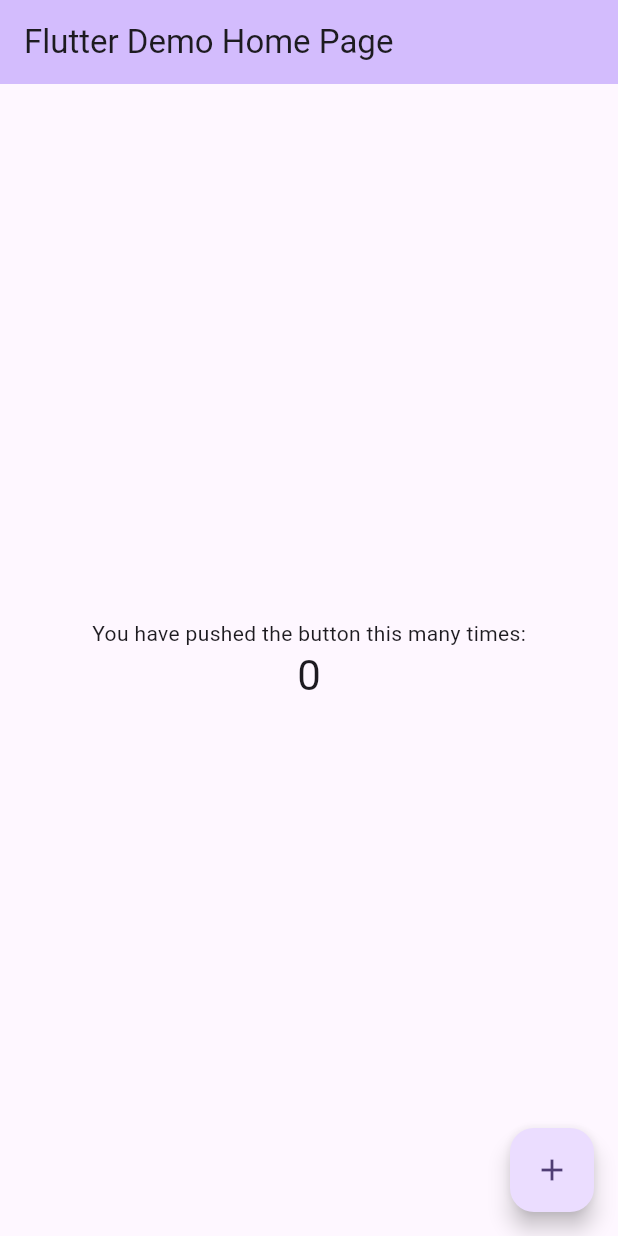
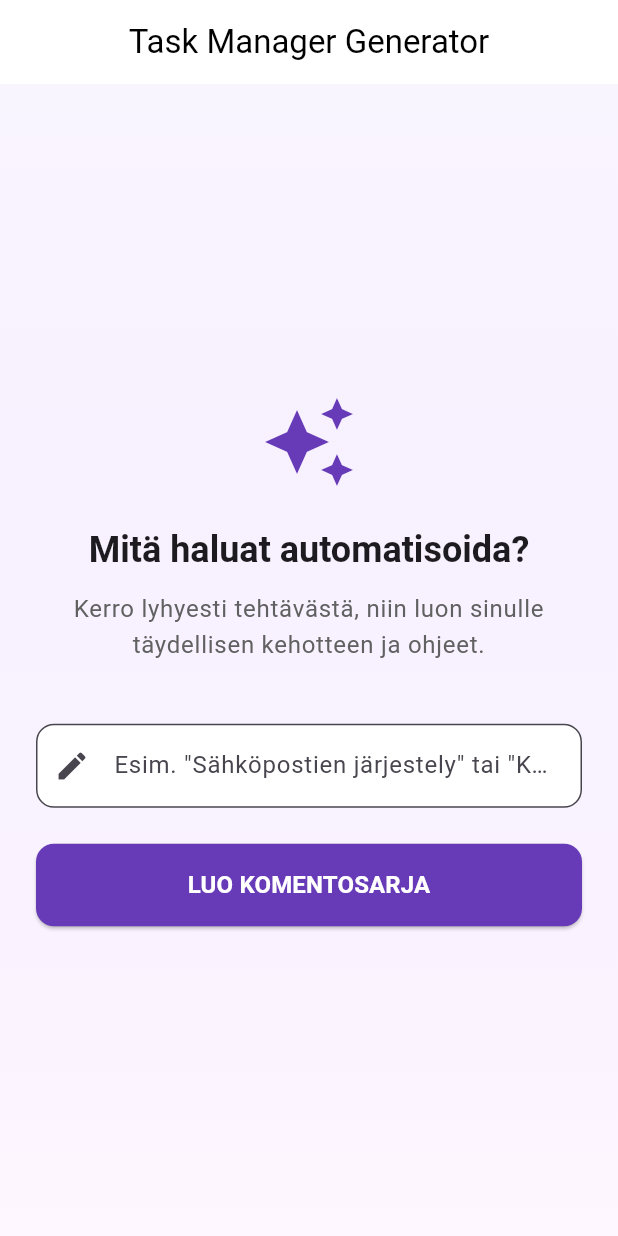
Before and after one commit to could-ai/019aef09-34fb-7676-8656-7e11627bb0f3, a Flutter app: the screen it shows after launch, on a phone screen of 412 x 824 dp. Run offline on Flutter 3.47's test engine with Material 3 defaults, Android fonts, the phone set to English and light mode, and no system bars.

Commit message:
Luodaan tietomalli TaskPrompt, joka sisältää otsikon, kuvauksen, varsinaisen kehotteen (prompt), vaiheet ja neuvot.; Luodaan PromptService, joka simuloi tekoälyä. Se tunnistaa avainsanoja (sähköposti, koodi, aikataulu) ja palauttaa räätälöidyn TaskPrompt-olion. Jos avainsanaa ei löydy, se luo yleisen projektinhallintakehotteen käyttäjän syötteen perusteella.; Luodaan HomeScreen, jossa on syötekenttä käyttäjän toiveelle ja painike generoinnille. Sisältää latausanimaation ja siirtymän tulosnäkymään.; Luodaan ResultScreen, joka näyttää generoidun kehotteen, vaiheittaiset ohjeet ja vinkit. Sisältää kopiointitoiminnon kehotteelle.; Päivitetään main.dart käyttämään uutta HomeScreeniä ja asetetaan sovelluksen teema.

```diff
--- a/usr/lib/main.dart
+++ b/usr/lib/main.dart
@@ -1,4 +1,5 @@
 import 'package:flutter/material.dart';
+import 'screens/home_screen.dart';
 
 void main() {
   runApp(const MyApp());
@@ -7,117 +8,29 @@ void main() {
 class MyApp extends StatelessWidget {
   const MyApp({super.key});
 
-  // This widget is the root of your application.
   @override
   Widget build(BuildContext context) {
     return MaterialApp(
-      title: 'Flutter Demo',
+      title: 'Task Manager Generator',
       debugShowCheckedModeBanner: false,
       theme: ThemeData(
-        // This is the theme of your application.
-        //
-        // TRY THIS: Try running your application with "flutter run". You'll see
-        // the application has a purple toolbar. Then, without quitting the app,
-        // try changing the seedColor in the colorScheme below to Colors.green
-        // and then invoke "hot reload" (save your changes or press the "hot
-        // reload" button in a Flutter-supported IDE, or press "r" if you used
-        // the command line to start the app).
-        //
-        // Notice that the counter didn't reset back to zero; the application
-        // state is not lost during the reload. To reset the state, use hot
-        // restart instead.
-        //
-        // This works for code too, not just values: Most code changes can be
-        // tested with just a hot reload.
-        colorScheme: ColorScheme.fromSeed(seedColor: Colors.deepPurple),
+        colorScheme: ColorScheme.fromSeed(
+          seedColor: Colors.deepPurple,
+          primary: Colors.deepPurple,
+          secondary: Colors.amber,
+        ),
+        useMaterial3: true,
+        appBarTheme: const AppBarTheme(
+          backgroundColor: Colors.white,
+          foregroundColor: Colors.black,
+          elevation: 0,
+        ),
+        scaffoldBackgroundColor: Colors.white,
       ),
       initialRoute: '/',
       routes: {
-        '/': (context) => const MyHomePage(title: 'Flutter Demo Home Page'),
+        '/': (context) => const HomeScreen(),
       },
     );
   }
 }
-
-class MyHomePage extends StatefulWidget {
-  const MyHomePage({super.key, required this.title});
-
-  // This widget is the home page of your application. It is stateful, meaning
-  // that it has a State object (defined below) that contains fields that affect
-  // how it looks.
-
-  // This class is the configuration for the state. It holds the values (in this
-  // case the title) provided by the parent (in this case the App widget) and
-  // used by the build method of the State. Fields in a Widget subclass are
-  // always marked "final".
-
-  final String title;
-
-  @override
-  State<MyHomePage> createState() => _MyHomePageState();
-}
-
-class _MyHomePageState extends State<MyHomePage> {
-  int _counter = 0;
-
-  void _incrementCounter() {
-    setState(() {
-      // This call to setState tells the Flutter framework that something has
-      // changed in this State, which causes it to rerun the build method below
-      // so that the display can reflect the updated values. If we changed
-      // _counter without calling setState(), then the build method would not be
-      // called again, and so nothing would appear to happen.
-      _counter++;
-    });
-  }
-
-  @override
-  Widget build(BuildContext context) {
-    // This method is rerun every time setState is called, for instance as done
-    // by the _incrementCounter method above.
-    //
-    // The Flutter framework has been optimized to make rerunning build methods
-    // fast, so that you can just rebuild anything that needs updating rather
-    // than having to individually change instances of widgets.
-    return Scaffold(
-      appBar: AppBar(
-        // TRY THIS: Try changing the color here to a specific color (to
-        // Colors.amber, perhaps?) and trigger a hot reload to see the AppBar
-        // change color while the other colors stay the same.
-        backgroundColor: Theme.of(context).colorScheme.inversePrimary,
-        // Here we take the value from the MyHomePage object that was created by
-        // the App.build method, and use it to set our appbar title.
-        title: Text(widget.title),
-      ),
-      body: Center(
-        // Center is a layout widget. It takes a single child and positions it
-        // in the middle of the parent.
-        child: Column(
-          // Column is also a layout widget. It takes a list of children and
-          // arranges them vertically. By default, it sizes itself to fit its
-          // children horizontally, and tries to be as tall as its parent.
-          //
-          // Column has various properties to control how it sizes itself and
-          // how it positions its children. Here we use mainAxisAlignment to
-          // center the children vertically; the main axis here is the vertical
-          // axis because Columns are vertical (the cross axis would be
-          // horizontal).
-          //
-          // TRY THIS: Invoke "debug painting" (choose the "Toggle Debug Paint"
-          // action in the IDE, or press "p" in the console), to see the
-          // wireframe for each widget.
-          mainAxisAlignment: MainAxisAlignment.center,
-          children: <Widget>[
-            const Text('You have pushed the button this many times:'),
-            Text('$_counter', style: Theme.of(context).textTheme.headlineMedium),
-          ],
-        ),
-      ),
-      floatingActionButton: FloatingActionButton(
-        onPressed: _incrementCounter,
-        tooltip: 'Increment',
-        child: const Icon(Icons.add),
-      ), // This trailing comma makes auto-formatting nicer for build methods.
-    );
-  }
-}
--- /dev/null
+++ b/usr/lib/models/task_prompt.dart
@@ -0,0 +1,15 @@
+class TaskPrompt {
+  final String title;
+  final String description;
+  final String aiPrompt;
+  final List<String> steps;
+  final List<String> advice;
+
+  TaskPrompt({
+    required this.title,
+    required this.description,
+    required this.aiPrompt,
+    required this.steps,
+    required this.advice,
+  });
+}
--- /dev/null
+++ b/usr/lib/screens/home_screen.dart
@@ -0,0 +1,138 @@
+import 'package:flutter/material.dart';
+import '../models/task_prompt.dart';
+import '../services/prompt_service.dart';
+import 'result_screen.dart';
+
+class HomeScreen extends StatefulWidget {
+  const HomeScreen({super.key});
+
+  @override
+  State<HomeScreen> createState() => _HomeScreenState();
+}
+
+class _HomeScreenState extends State<HomeScreen> {
+  final TextEditingController _controller = TextEditingController();
+  final PromptService _promptService = PromptService();
+  bool _isLoading = false;
+
+  void _generatePrompt() async {
+    if (_controller.text.isEmpty) return;
+
+    setState(() {
+      _isLoading = true;
+    });
+
+    try {
+      // Simuloidaan API-kutsua
+      final prompt = await _promptService.generatePrompt(_controller.text);
+
+      if (!mounted) return;
+
+      Navigator.push(
+        context,
+        MaterialPageRoute(
+          builder: (context) => ResultScreen(taskPrompt: prompt),
+        ),
+      );
+    } finally {
+      if (mounted) {
+        setState(() {
+          _isLoading = false;
+        });
+      }
+    }
+  }
+
+  @override
+  Widget build(BuildContext context) {
+    return Scaffold(
+      appBar: AppBar(
+        title: const Text('Task Manager Generator'),
+        centerTitle: true,
+        elevation: 0,
+      ),
+      body: Container(
+        decoration: BoxDecoration(
+          gradient: LinearGradient(
+            begin: Alignment.topCenter,
+            end: Alignment.bottomCenter,
+            colors: [
+              Theme.of(context).colorScheme.primaryContainer.withOpacity(0.3),
+              Theme.of(context).colorScheme.surface,
+            ],
+          ),
+        ),
+        child: Padding(
+          padding: const EdgeInsets.all(24.0),
+          child: Column(
+            mainAxisAlignment: MainAxisAlignment.center,
+            crossAxisAlignment: CrossAxisAlignment.stretch,
+            children: [
+              const Icon(
+                Icons.auto_awesome,
+                size: 64,
+                color: Colors.deepPurple,
+              ),
+              const SizedBox(height: 24),
+              Text(
+                'Mitä haluat automatisoida?',
+                style: Theme.of(context).textTheme.headlineSmall?.copyWith(
+                      fontWeight: FontWeight.bold,
+                    ),
+                textAlign: TextAlign.center,
+              ),
+              const SizedBox(height: 12),
+              Text(
+                'Kerro lyhyesti tehtävästä, niin luon sinulle täydellisen kehotteen ja ohjeet.',
+                style: Theme.of(context).textTheme.bodyLarge?.copyWith(
+                      color: Colors.grey[700],
+                    ),
+                textAlign: TextAlign.center,
+              ),
+              const SizedBox(height: 40),
+              TextField(
+                controller: _controller,
+                decoration: InputDecoration(
+                  hintText: 'Esim. "Sähköpostien järjestely" tai "Koodin tarkistus"',
+                  border: OutlineInputBorder(
+                    borderRadius: BorderRadius.circular(12),
+                  ),
+                  filled: true,
+                  fillColor: Colors.white,
+                  prefixIcon: const Icon(Icons.edit),
+                ),
+                maxLines: 1,
+                onSubmitted: (_) => _generatePrompt(),
+              ),
+              const SizedBox(height: 24),
+              ElevatedButton(
+                onPressed: _isLoading ? null : _generatePrompt,
+                style: ElevatedButton.styleFrom(
+                  padding: const EdgeInsets.symmetric(vertical: 16),
+                  shape: RoundedRectangleBorder(
+                    borderRadius: BorderRadius.circular(12),
+                  ),
+                  backgroundColor: Colors.deepPurple,
+                  foregroundColor: Colors.white,
+                ),
+                child: _isLoading
+                    ? const SizedBox(
+                        height: 24,
+                        width: 24,
+                        child: CircularProgressIndicator(
+                          color: Colors.white,
+                          strokeWidth: 2,
+                        ),
+                      )
+                    : const Text(
+                        'LUO KOMENTOSARJA',
+                        style: TextStyle(fontSize: 16, fontWeight: FontWeight.bold),
+                      ),
+              ),
+            ],
+          ),
+        ),
+      ),
+    );
+  }
+}
```
Also changed, not shown: usr/lib/screens/result_screen.dart (added, +161 -0 lines), usr/lib/services/prompt_service.dart (added, +82 -0 lines).
